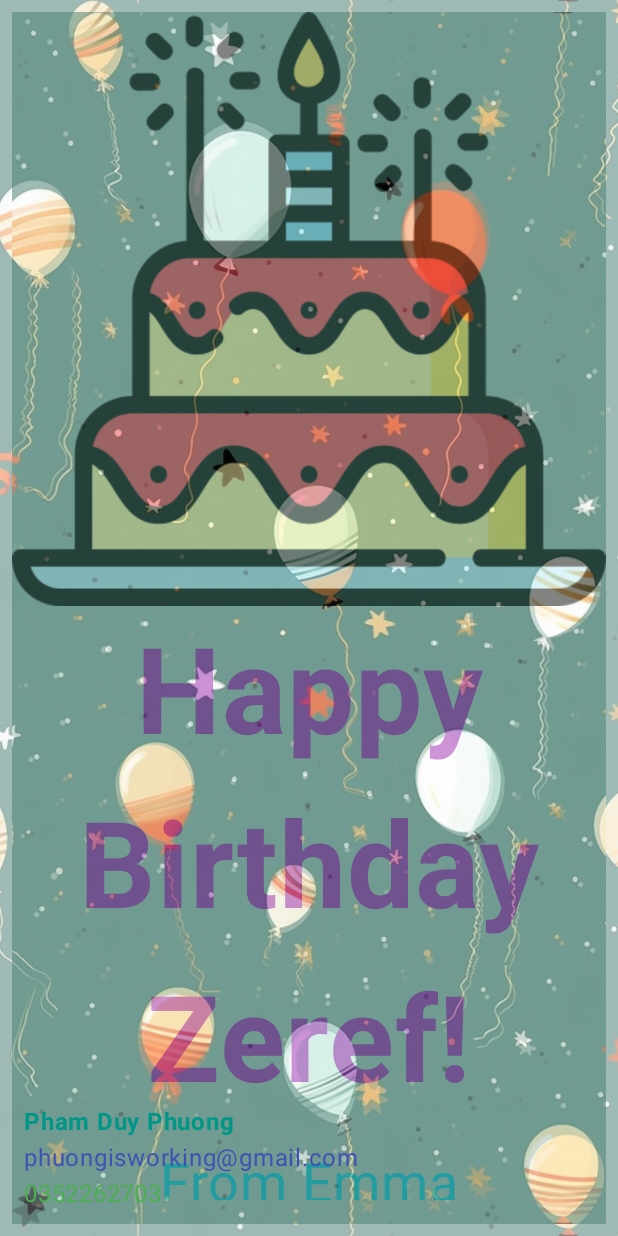
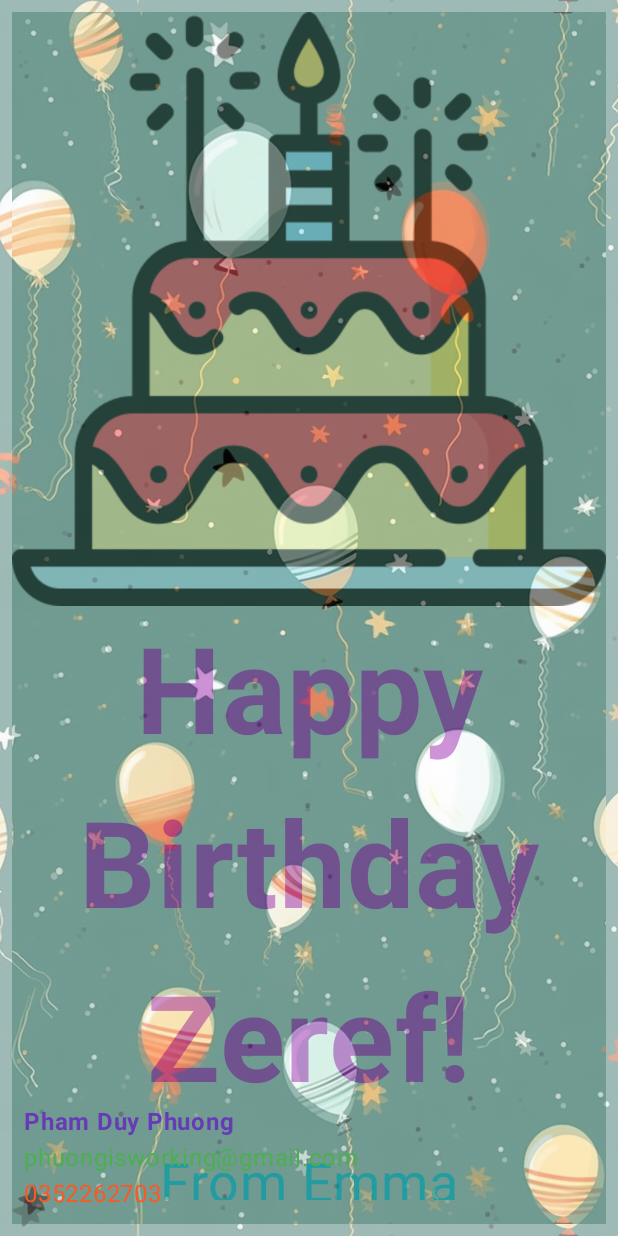
Before and after one commit to KayabaZeref/learnAndroidStudio, an Android app built with Jetpack Compose: the screen it shows after launch (MainActivity), on a phone screen of 412 x 824 dp. Run offline under Robolectric (Android 15) with nearby library versions, the phone set to English and light mode, and no system bars.

```diff
--- a/app/src/main/java/com/example/happybirthday/MainActivity.kt
+++ b/app/src/main/java/com/example/happybirthday/MainActivity.kt
@@ -135,9 +135,9 @@ fun ContactInformation(
             alpha = 0.5F
         )
     Column(modifier = modifier.fillMaxWidth()) {
-        Text(text = name, fontWeight = FontWeight.Bold, color = Color(0xFF009688))
-        Text(text = email, color = Color(0xFF3F51B5))
-        Text(text = phoneNumber, color = Color(0xFF4CAF50))
+        Text(text = name, fontWeight = FontWeight.Bold, color = Color(0xFF673AB7))
+        Text(text = email, color = Color(0xFF4CAF50))
+        Text(text = phoneNumber, color = Color(0xFFFF5722))
     }
     }
 }
```
